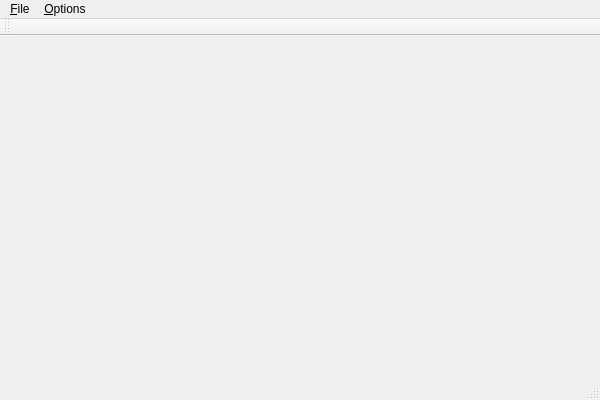
martin-kudlicka/virtual-desktop-manager, file source/mainwindow.ui: the form before one commit.
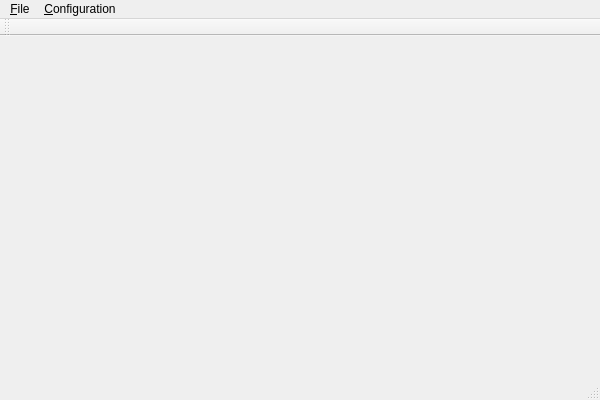
The form after the commit.

Commit message: + options dialog for desktop count

The edit to the form file:
```diff
--- a/source/mainwindow.ui
+++ b/source/mainwindow.ui
@@ -29,14 +29,14 @@
     </property>
     <addaction name="action_Exit"/>
    </widget>
-   <widget class="QMenu" name="menuOptions">
+   <widget class="QMenu" name="menuConfiguration">
     <property name="title">
-     <string>&amp;Options</string>
+     <string>&amp;Configuration</string>
     </property>
     <addaction name="actionSettings"/>
    </widget>
    <addaction name="menuFile"/>
-   <addaction name="menuOptions"/>
+   <addaction name="menuConfiguration"/>
   </widget>
   <widget class="QToolBar" name="mainToolBar">
    <attribute name="toolBarArea">
```
Left out of the diff: 6 changed lines with no effect on the pictures. The commit also changes 17 other files.
